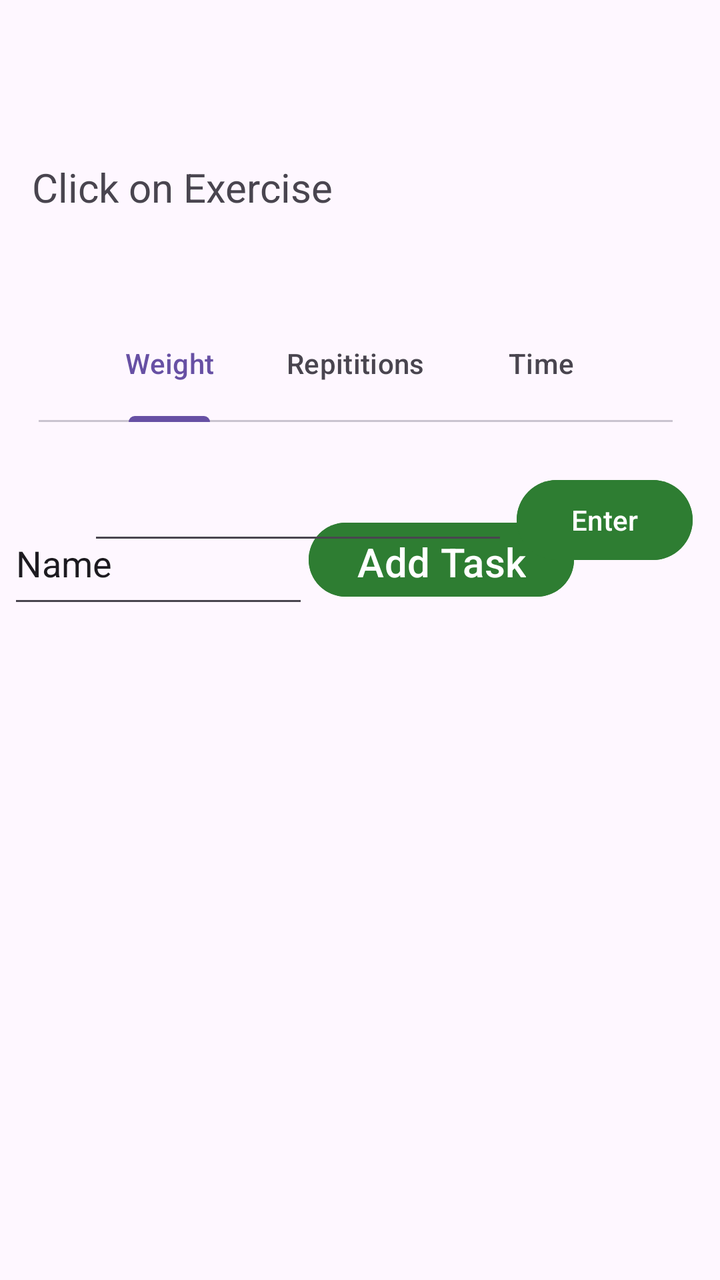
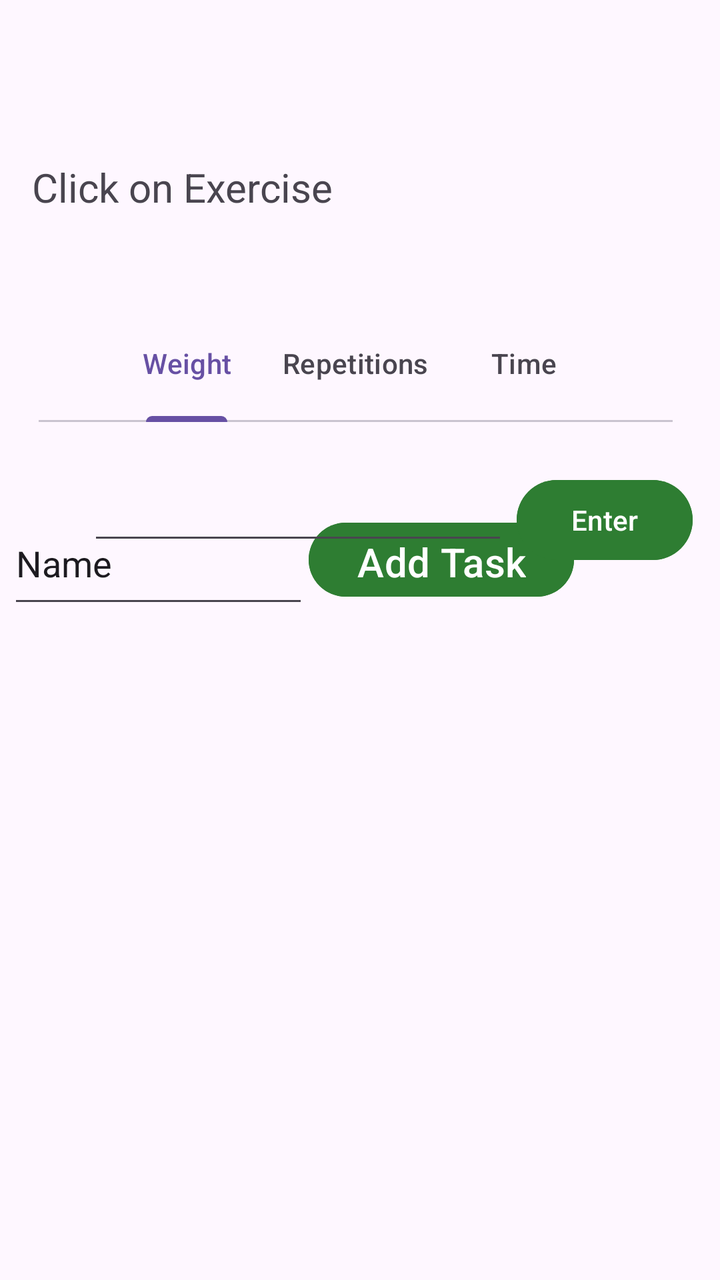

Before-and-after screenshots of an Android layout around one commit, followed by the original layout XML and the change that was made.
<!-- AndroidManifest.xml: application theme Theme.Thriveapp -->
<!-- res/layout/activity_goal_tracking.xml -->
<?xml version="1.0" encoding="utf-8"?>
<androidx.constraintlayout.widget.ConstraintLayout xmlns:android="http://schemas.android.com/apk/res/android"
    xmlns:app="http://schemas.android.com/apk/res-auto"
    xmlns:tools="http://schemas.android.com/tools"
    android:id="@+id/main"
    android:layout_width="match_parent"
    android:layout_height="match_parent"
    tools:context=".GoalTracking">

    <ScrollView
        android:id="@+id/constraint"
        android:layout_width="214dp"
        android:layout_height="202dp"
        android:layout_marginStart="44dp"
        android:layout_marginBottom="28dp"
        app:layout_constraintBottom_toBottomOf="parent"
        app:layout_constraintStart_toStartOf="parent">

        <LinearLayout
            android:id="@+id/buttonContainer"
            android:layout_width="match_parent"
            android:layout_height="match_parent"
            android:animateLayoutChanges="true"
            android:divider="@drawable/dividor"
            android:dividerPadding="20dp"
            android:drawingCacheQuality="auto"
            android:isScrollContainer="true"
            android:orientation="vertical"
            android:paddingVertical="20dp"
            android:scrollbarAlwaysDrawVerticalTrack="true"
            android:scrollbars="vertical"
            android:showDividers="middle" />
    </ScrollView>

    <TextView
        android:id="@+id/ExerciseName"
        android:layout_width="168dp"
        android:layout_height="38dp"
        android:layout_marginStart="16dp"
        android:layout_marginTop="80dp"
        android:text="Click on Exercise"
        android:textSize="20sp"
        app:layout_constraintStart_toStartOf="parent"
        app:layout_constraintTop_toTopOf="parent" />

    <LinearLayout
        android:layout_width="343dp"
        android:layout_height="149dp"
        android:layout_marginBottom="240dp"
        android:orientation="horizontal"
        app:layout_constraintBottom_toBottomOf="parent"
        app:layout_constraintEnd_toEndOf="parent"
        app:layout_constraintHorizontal_bias="0.235"
        app:layout_constraintStart_toStartOf="parent">

        <EditText
            android:id="@+id/newTaskNameInput"
            android:layout_width="253dp"
            android:layout_height="58dp"
            android:layout_weight="1"
            android:ems="10"
            android:inputType="text"
            android:text="Name" />

        <Button
            android:id="@+id/addTaskButton"
            android:layout_width="wrap_content"
            android:layout_height="wrap_content"
            android:layout_marginEnd="60dp"
            android:layout_marginBottom="104dp"
            android:backgroundTint="@color/primary_green"
            android:onClick="addTask"
            android:text="Add Task"
            android:textAlignment="center"
            android:textDirection="firstStrong"
            android:textScaleX="1"
            android:textSize="20sp" />

    </LinearLayout>

    <com.google.android.material.tabs.TabLayout
        android:id="@+id/dataType"
        android:layout_width="317dp"
        android:layout_height="59dp"
        android:layout_marginTop="152dp"
        app:layout_constraintEnd_toEndOf="parent"
        app:layout_constraintHorizontal_bias="0.446"
        app:layout_constraintStart_toStartOf="parent"
        app:layout_constraintTop_toTopOf="parent"
        app:tabGravity="center"
        app:tabMode="auto">

        <com.google.android.material.tabs.TabItem
            android:layout_width="wrap_content"
            android:layout_height="wrap_content"
            android:text="Weight" />

        <com.google.android.material.tabs.TabItem
            android:layout_width="wrap_content"
            android:layout_height="wrap_content"
            android:text="Repititions" />

        <com.google.android.material.tabs.TabItem
            android:layout_width="wrap_content"
            android:layout_height="wrap_content"
            android:text="Time" />
    </com.google.android.material.tabs.TabLayout>

    <Button
        android:id="@+id/button"
        android:layout_width="wrap_content"
        android:layout_height="wrap_content"
        android:layout_marginTop="236dp"
        android:backgroundTint="@color/primary_green"
        android:onClick="InformationAdded"
        android:text="Enter"
        android:textColorLink="#02FA13"
        app:layout_constraintEnd_toEndOf="parent"
        app:layout_constraintHorizontal_bias="0.246"
        app:layout_constraintStart_toEndOf="@+id/dataField"
        app:layout_constraintTop_toTopOf="parent" />

    <EditText
        android:id="@+id/dataField"
        android:layout_width="wrap_content"
        android:layout_height="wrap_content"
        android:layout_marginStart="44dp"
        android:layout_marginTop="236dp"
        android:ems="10"
        android:inputType="numberDecimal"
        app:layout_constraintStart_toStartOf="parent"
        app:layout_constraintTop_toTopOf="parent" />

</androidx.constraintlayout.widget.ConstraintLayout>
<!-- resources referenced by this layout -->
<resources>
  <color name="primary_green">#2E7D32</color>
  <!-- drawable dividor (drawable) -->
  <?xml version="1.0" encoding="utf-8"?>
  
  <shape xmlns:android="http://schemas.android.com/apk/res/android" android:shape="rectangle" >
  
      <solid android:color="#00000000" />
      <padding
          android:left="0dp"
          android:top="0dp"
          android:right="0dp"
          android:bottom="0dp"
          />
      <size
          android:width="10dp"
          android:height="10dp"
          />
  </shape>
  <style name="Theme.Thriveapp" parent="Base.Theme.Thriveapp" />
  <style name="Base.Theme.Thriveapp" parent="Theme.Material3.DayNight.NoActionBar">
          
          
      </style>
</resources>

<!-- the commit's change to res/layout/activity_goal_tracking.xml (unified diff, before → after) -->
@@ -98,7 +98,7 @@
         <com.google.android.material.tabs.TabItem
             android:layout_width="wrap_content"
             android:layout_height="wrap_content"
-            android:text="Repititions" />
+            android:text="Repetitions" />
 
         <com.google.android.material.tabs.TabItem
             android:layout_width="wrap_content"
